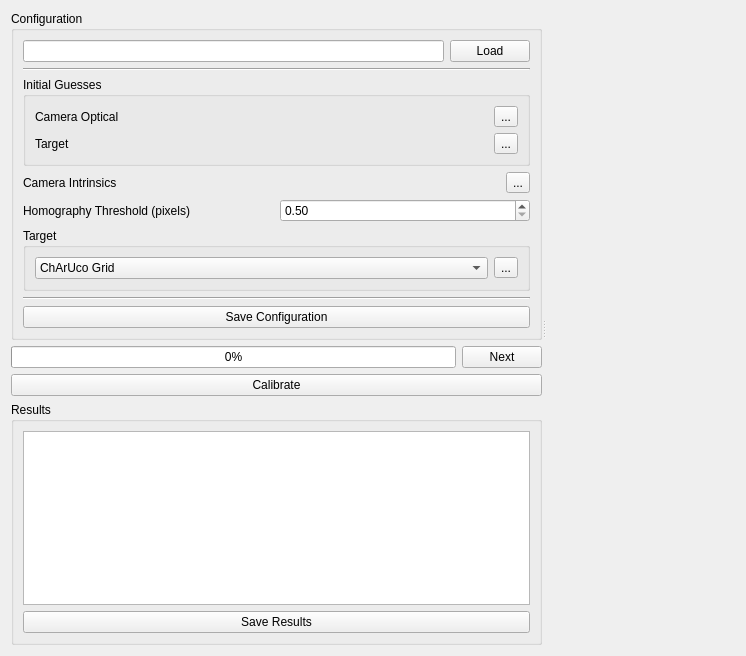
ros-industrial/industrial_calibration, file widget/src/ic_widget.ui: the form before one commit.
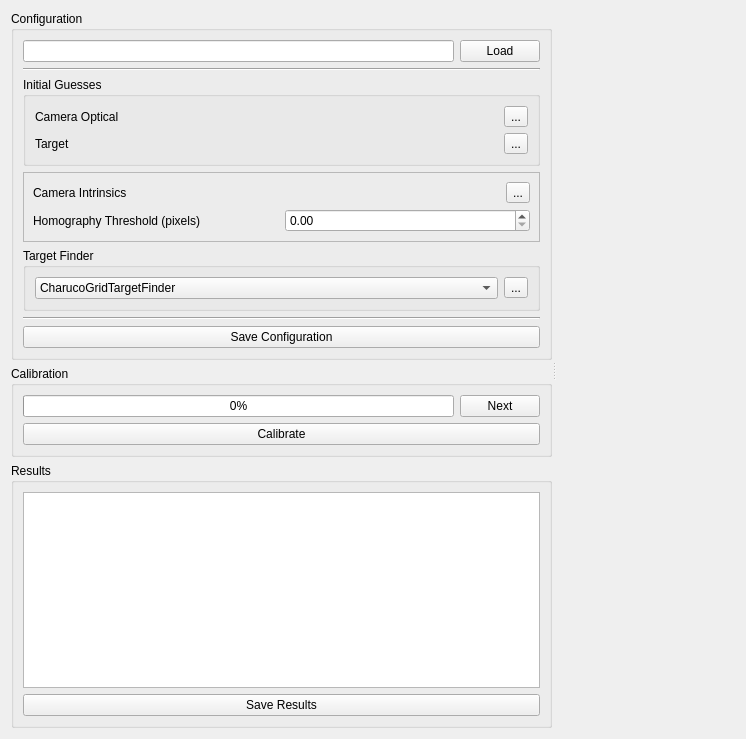
The form after the commit.

What changed in the file:
```diff
--- a/widget/src/ic_widget.ui
+++ b/widget/src/ic_widget.ui
@@ -7,7 +7,7 @@
     <x>0</x>
     <y>0</y>
     <width>746</width>
-    <height>656</height>
+    <height>739</height>
    </rect>
   </property>
   <property name="windowTitle">
@@ -98,6 +98,15 @@
            </widget>
           </item>
           <item>
+           <widget class="QFrame" name="frame">
+            <property name="frameShape">
+             <enum>QFrame::StyledPanel</enum>
+            </property>
+            <property name="frameShadow">
+             <enum>QFrame::Raised</enum>
+            </property>
+            <layout class="QVBoxLayout" name="verticalLayout_6">
+             <item>
            <layout class="QHBoxLayout" name="horizontalLayout_6">
             <item>
              <widget class="QLabel" name="label_3">
@@ -127,23 +136,29 @@
             <item>
              <widget class="QDoubleSpinBox" name="homographyDoubleSpinBox">
               <property name="minimum">
-               <double>0.500000000000000</double>
-              </property>
+                  <double>0.000000000000000</double>
+                 </property>
+                 <property name="maximum">
+                  <double>1000000000.000000000000000</double>
+                 </property>
              </widget>
             </item>
            </layout>
+             </item>
+            </layout>
+           </widget>
           </item>
           <item>
            <widget class="QGroupBox" name="groupBox_2">
             <property name="title">
-             <string>Target</string>
+             <string>Target Finder</string>
             </property>
             <layout class="QHBoxLayout" name="horizontalLayout_3">
              <item>
               <widget class="QComboBox" name="targetComboBox">
                <item>
                 <property name="text">
-                 <string>ChArUco Grid</string>
+                 <string>CharucoGridTargetFinder</string>
                 </property>
                </item>
                <item>
@@ -186,6 +201,12 @@
         </widget>
        </item>
        <item>
+        <widget class="QGroupBox" name="groupBox_4">
+         <property name="title">
+          <string>Calibration</string>
+         </property>
+         <layout class="QVBoxLayout" name="verticalLayout_7">
+          <item>
         <layout class="QHBoxLayout" name="horizontalLayout_2">
          <item>
           <widget class="QProgressBar" name="progressBar">
@@ -208,6 +229,9 @@
          <property name="text">
           <string>Calibrate</string>
          </property>
+           </widget>
+          </item>
+         </layout>
         </widget>
        </item>
        <item>
```
Left out of the diff: 10 changed lines with no effect on the pictures. Lines whose indentation alone changed are shown as unchanged.
